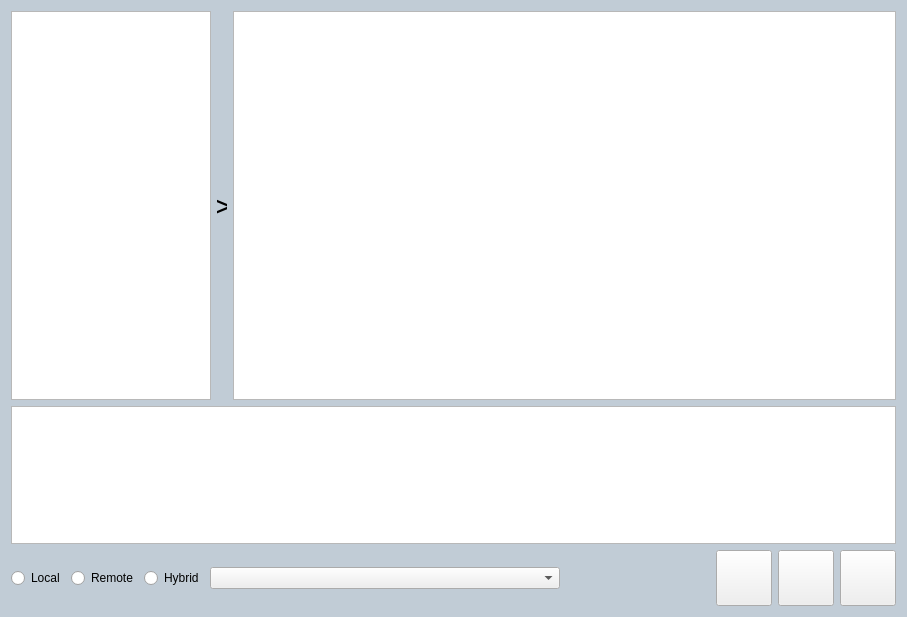
Qt form ChatBox.ui (hanjingo/rag-qt-chatbox) before a commit.
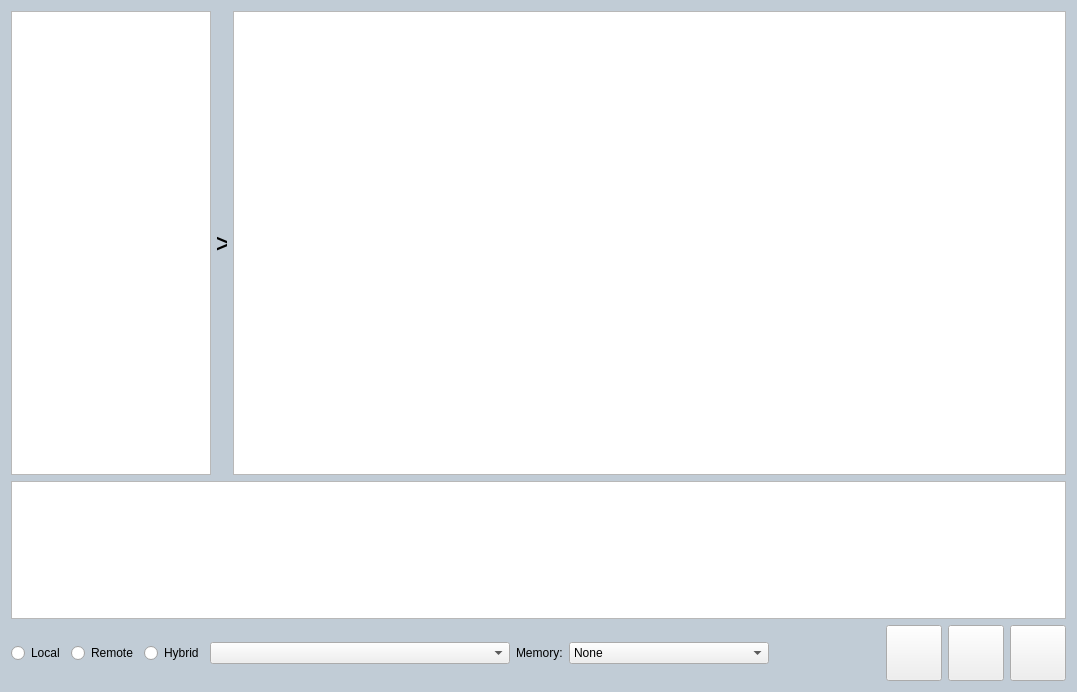
The same form after that commit. Icons and pictures are not drawn.

The edit to the form file:
```diff
--- a/ChatBox.ui
+++ b/ChatBox.ui
@@ -6,8 +6,8 @@
    <rect>
     <x>0</x>
     <y>0</y>
-    <width>907</width>
-    <height>617</height>
+    <width>1077</width>
+    <height>692</height>
    </rect>
   </property>
   <property name="minimumSize">
@@ -121,12 +121,34 @@
          <widget class="QComboBox" name="comboModel">
           <property name="minimumSize">
            <size>
-            <width>350</width>
+            <width>300</width>
             <height>0</height>
            </size>
           </property>
          </widget>
         </item>
+        <item>
+         <widget class="QLabel" name="lblMemory">
+          <property name="text">
+           <string>Memory:</string>
+          </property>
+         </widget>
+        </item>
+        <item>
+         <widget class="QComboBox" name="comboMemory">
+          <property name="minimumSize">
+           <size>
+            <width>200</width>
+            <height>0</height>
+           </size>
+          </property>
+          <item>
+           <property name="text">
+            <string>None</string>
+           </property>
+          </item>
+         </widget>
+        </item>
         <item>
          <spacer name="horizontalSpacer">
           <property name="orientation">
```
